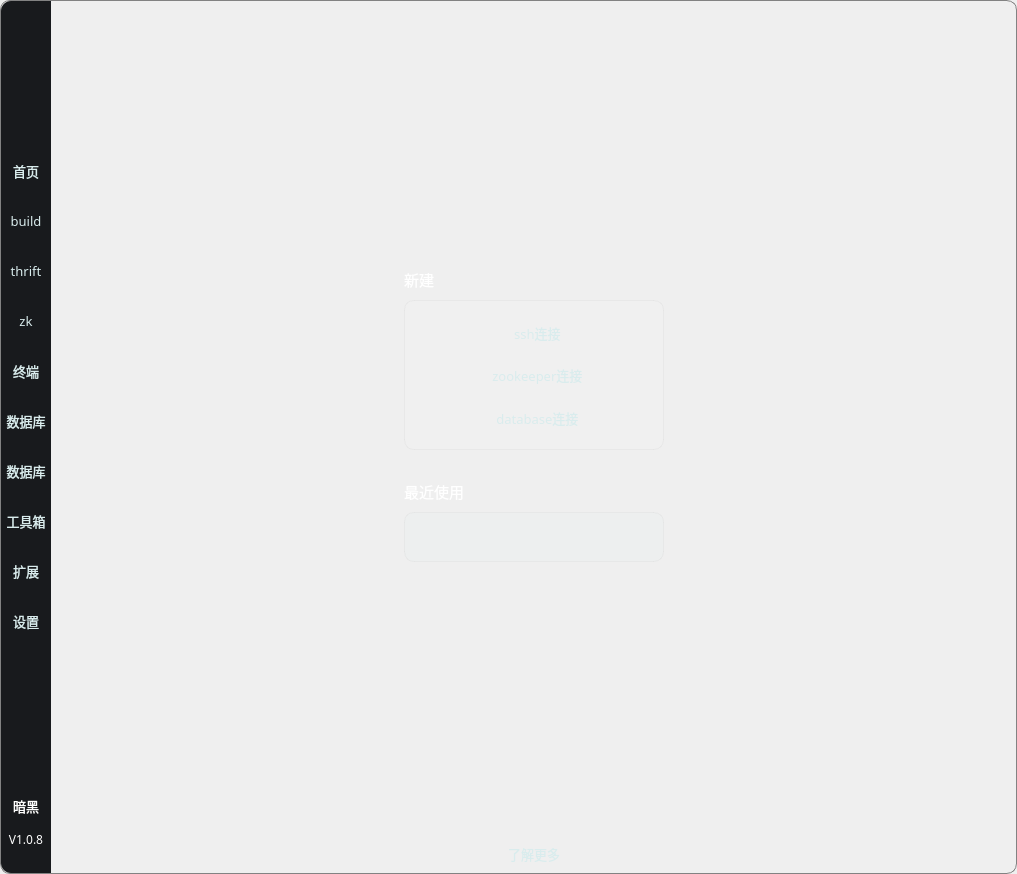
The window that Fdog-Kit/module_mainwindow/mainwindow.ui (HuaGouFdog/Fdog-Kit) describes before a commit, drawn with Qt 5.
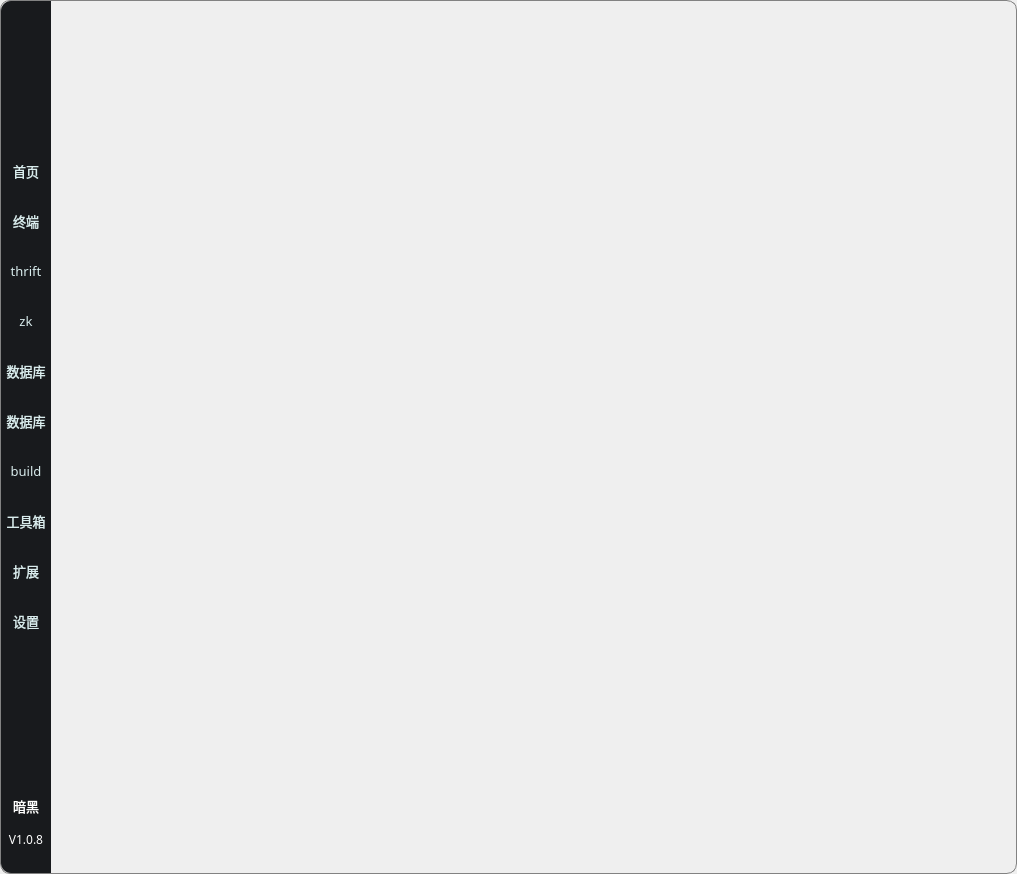
The same window after the commit. Icons and pictures are not drawn.

Patch:
```diff
--- a/Fdog-Kit/module_mainwindow/mainwindow.ui
+++ b/Fdog-Kit/module_mainwindow/mainwindow.ui
@@ -387,7 +387,7 @@
         </widget>
        </item>
        <item>
-        <widget class="QToolButton" name="toolButton_side_build">
+        <widget class="QToolButton" name="toolButton_side_shell">
          <property name="minimumSize">
           <size>
            <width>50</width>
@@ -413,7 +413,7 @@
           <string notr="true"/>
          </property>
          <property name="text">
-          <string>build</string>
+          <string>终端</string>
          </property>
          <property name="icon">
           <iconset resource="../images.qrc">
@@ -527,53 +527,6 @@
          </property>
         </widget>
        </item>
-       <item>
-        <widget class="QToolButton" name="toolButton_side_shell">
-         <property name="minimumSize">
-          <size>
-           <width>50</width>
-           <height>50</height>
-          </size>
-         </property>
-         <property name="maximumSize">
-          <size>
-           <width>50</width>
-           <height>50</height>
-          </size>
-         </property>
-         <property name="font">
-          <font>
-           <family>OPPOSans B</family>
-           <pointsize>10</pointsize>
-          </font>
-         </property>
-         <property name="toolTip">
-          <string>终端连接</string>
-         </property>
-         <property name="styleSheet">
-          <string notr="true"/>
-         </property>
-         <property name="text">
-          <string>终端</string>
-         </property>
-         <property name="icon">
-          <iconset resource="../images.qrc">
-           <normaloff>:/module_mainwindow/images/light/terminal-light.png</normaloff>:/module_mainwindow/images/light/terminal-light.png</iconset>
-         </property>
-         <property name="iconSize">
-          <size>
-           <width>25</width>
-           <height>25</height>
-          </size>
-         </property>
-         <property name="checkable">
-          <bool>true</bool>
-         </property>
-         <property name="toolButtonStyle">
-          <enum>Qt::ToolButtonIconOnly</enum>
-         </property>
-        </widget>
-       </item>
        <item>
         <widget class="QToolButton" name="toolButton_side_mysql">
          <property name="minimumSize">
@@ -674,6 +627,53 @@
          </property>
         </widget>
        </item>
+       <item>
+        <widget class="QToolButton" name="toolButton_side_build">
+         <property name="minimumSize">
+          <size>
+           <width>50</width>
+           <height>50</height>
+          </size>
+         </property>
+         <property name="maximumSize">
+          <size>
+           <width>50</width>
+           <height>50</height>
+          </size>
+         </property>
+         <property name="font">
+          <font>
+           <family>OPPOSans B</family>
+           <pointsize>10</pointsize>
+          </font>
+         </property>
+         <property name="toolTip">
+          <string>自动化打包工具</string>
+         </property>
+         <property name="styleSheet">
+          <string notr="true"/>
+         </property>
+         <property name="text">
+          <string>build</string>
+         </property>
+         <property name="icon">
+          <iconset resource="../images.qrc">
+           <normaloff>:/module_mainwindow/images/light/build-light.png</normaloff>:/module_mainwindow/images/light/build-light.png</iconset>
+         </property>
+         <property name="iconSize">
+          <size>
+           <width>25</width>
+           <height>25</height>
+          </size>
+         </property>
+         <property name="checkable">
+          <bool>true</bool>
+         </property>
+         <property name="toolButtonStyle">
+          <enum>Qt::ToolButtonIconOnly</enum>
+         </property>
+        </widget>
+       </item>
        <item>
         <widget class="QToolButton" name="toolButton_side_tool">
          <property name="minimumSize">
@@ -1353,7 +1353,7 @@
              <number>1</number>
             </property>
             <property name="currentIndex">
-             <number>0</number>
+             <number>1</number>
             </property>
             <widget class="QWidget" name="page_main">
              <property name="styleSheet">
@@ -2187,6 +2187,60 @@
               </item>
              </layout>
             </widget>
+            <widget class="QWidget" name="page">
+             <layout class="QVBoxLayout" name="verticalLayout_3" stretch="1,3,2">
+              <item>
+               <spacer name="verticalSpacer_2">
+                <property name="orientation">
+                 <enum>Qt::Vertical</enum>
+                </property>
+                <property name="sizeHint" stdset="0">
+                 <size>
+                  <width>20</width>
+                  <height>40</height>
+                 </size>
+                </property>
+               </spacer>
+              </item>
+              <item>
+               <widget class="QLabel" name="label">
+                <property name="font">
+                 <font>
+                  <family>OPPOSans B</family>
+                  <pointsize>80</pointsize>
+                  <weight>50</weight>
+                  <bold>false</bold>
+                  <stylestrategy>PreferAntialias</stylestrategy>
+                  <kerning>true</kerning>
+                 </font>
+                </property>
+                <property name="styleSheet">
+                 <string notr="true">color: rgb(255, 255, 255);
+</string>
+                </property>
+                <property name="text">
+                 <string/>
+                </property>
+                <property name="alignment">
+                 <set>Qt::AlignCenter</set>
+                </property>
+               </widget>
+              </item>
+              <item>
+               <spacer name="verticalSpacer">
+                <property name="orientation">
+                 <enum>Qt::Vertical</enum>
+                </property>
+                <property name="sizeHint" stdset="0">
+                 <size>
+                  <width>20</width>
+                  <height>40</height>
+                 </size>
+                </property>
+               </spacer>
+              </item>
+             </layout>
+            </widget>
            </widget>
           </item>
          </layout>
```
Left out of the diff: 54 changed lines with no effect on the pictures.
